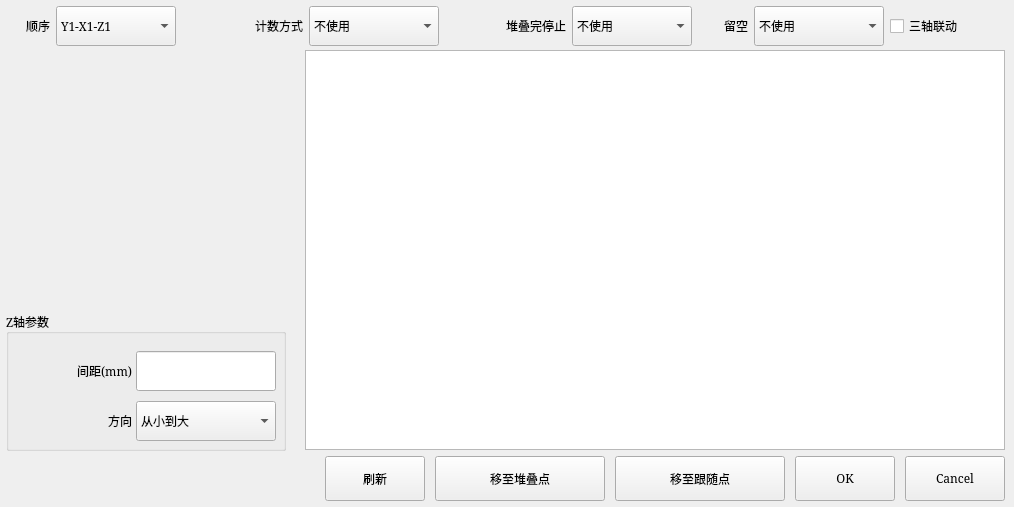
Qt form dialogs/stackedit.ui (Jade-yun/MachineTool) before a commit.
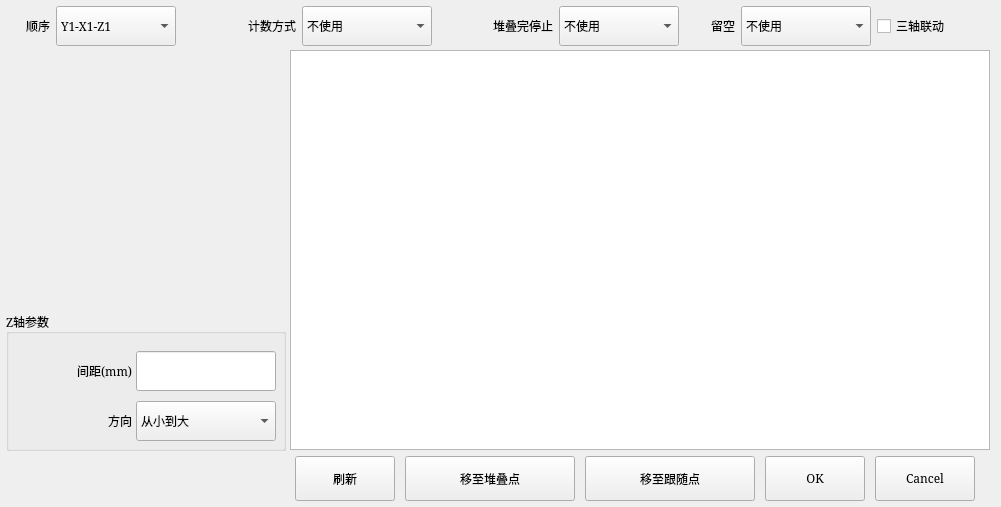
The same form after that commit. The open tabs and pages were chosen to show the change. Icons and pictures are not drawn. Custom widgets are drawn as their Qt base class.

What changed in the file:
```diff
--- a/dialogs/stackedit.ui
+++ b/dialogs/stackedit.ui
@@ -6,7 +6,7 @@
    <rect>
     <x>0</x>
     <y>0</y>
-    <width>1014</width>
+    <width>1001</width>
     <height>507</height>
    </rect>
   </property>
@@ -220,9 +220,9 @@
   <widget class="QStackedWidget" name="stkWgtStackWay">
    <property name="geometry">
     <rect>
-     <x>305</x>
+     <x>290</x>
      <y>50</y>
-     <width>710</width>
+     <width>711</width>
      <height>410</height>
     </rect>
    </property>
@@ -242,11 +242,8 @@
        <height>400</height>
       </rect>
      </property>
-     <attribute name="horizontalHeaderMinimumSectionSize">
-      <number>180</number>
-     </attribute>
      <attribute name="horizontalHeaderDefaultSectionSize">
-      <number>180</number>
+      <number>170</number>
      </attribute>
      <attribute name="verticalHeaderDefaultSectionSize">
       <number>40</number>
@@ -1504,7 +1501,7 @@
   <widget class="QWidget" name="layoutWidget">
    <property name="geometry">
     <rect>
-     <x>180</x>
+     <x>150</x>
      <y>450</y>
      <width>831</width>
      <height>57</height>
@@ -1719,7 +1716,7 @@
     <rect>
      <x>0</x>
      <y>5</y>
-     <width>1011</width>
+     <width>991</width>
      <height>42</height>
     </rect>
    </property>
```
Left out of the diff: 2 changed lines with no effect on the pictures.
